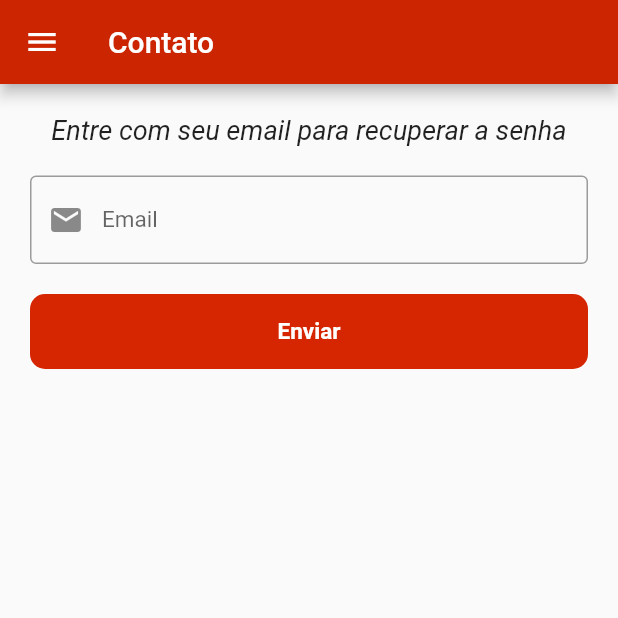
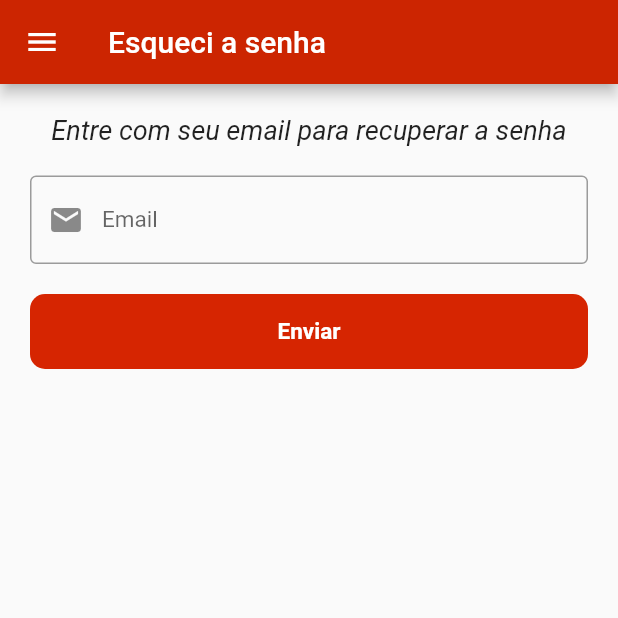
Before and after one commit to dariosalles/autoparts, a Flutter app: the Esqueci screen opened by its route, on a phone screen of 412 x 824 dp, the top half of it. Run offline on Flutter 3.47's test engine with Material 2 defaults, Android fonts, the phone set to English and light mode, and no system bars; our stand-ins replace fluttertoast, shared_preferences; accounts and stored records are empty; Roboto replaces fonts that are missing (SFUIDisplay); project files that could hold a hidden picture were left out.

Commit message:
24022020-1609

```diff
--- a/lib/esqueci.dart
+++ b/lib/esqueci.dart
@@ -98,7 +98,7 @@ class _EsqueciState extends State<Esqueci> {
     return Scaffold(
       appBar: AppBar(
 
-        title: Text('Contato'),
+        title: Text('Esqueci a senha'),
         backgroundColor: Color.fromARGB(255, 204, 37, 1),
       ),
       drawer: MenuDrawer(),
```
